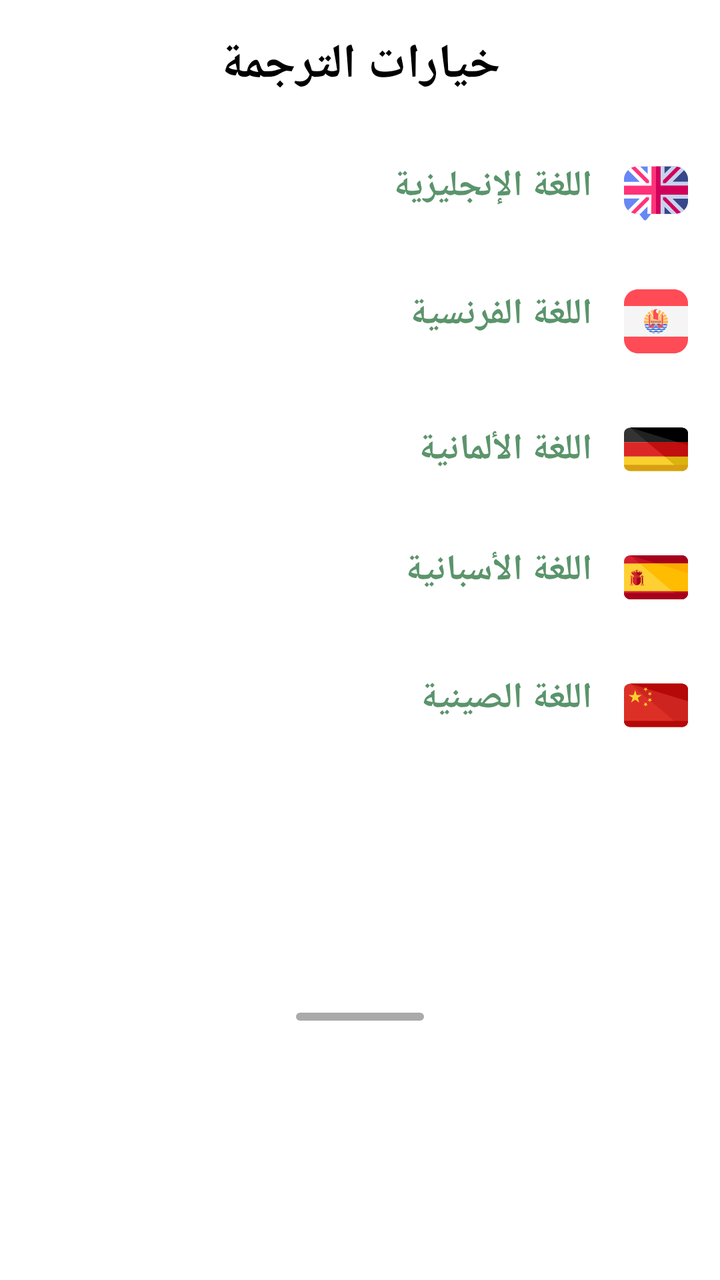
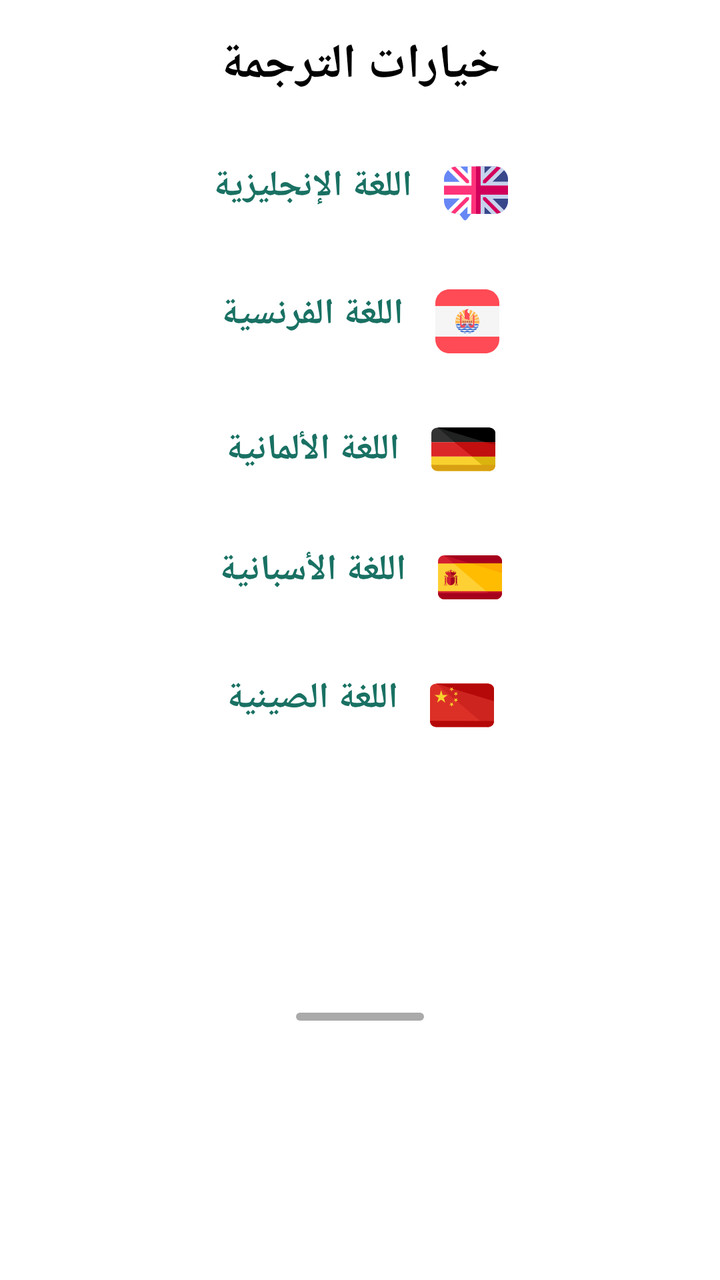

The first picture is an Android layout as it rendered before a commit; the second is the same layout after the commit. The layout source and the unified diff follow.
<!-- AndroidManifest.xml: application theme AppTheme -->
<!-- res/layout/layout_translation_options_bottom_sheet.xml -->
<?xml version="1.0" encoding="utf-8"?>
<androidx.constraintlayout.widget.ConstraintLayout xmlns:android="http://schemas.android.com/apk/res/android"
    xmlns:app="http://schemas.android.com/apk/res-auto"
    android:id="@+id/bottomsheet"
    android:layout_width="match_parent"
    android:layout_height="wrap_content">

    <com.google.android.material.textview.MaterialTextView
        android:id="@+id/title"
        android:layout_width="0dp"
        android:layout_height="wrap_content"
        android:gravity="center"
        android:paddingVertical="@dimen/vertical_margin_16"
        android:text="@string/translation_options"
        android:textColor="@android:color/black"
        android:textSize="@dimen/text_size_32"
        android:textStyle="bold"
        app:layout_constraintEnd_toEndOf="parent"
        app:layout_constraintStart_toStartOf="parent"
        app:layout_constraintTop_toTopOf="parent" />

    <com.google.android.material.textview.MaterialTextView
        android:id="@+id/english"
        android:layout_width="0dp"
        android:layout_height="wrap_content"
        android:background="@drawable/custom_ripple_color"
        android:drawableEnd="@drawable/ic_english_language"
        android:drawablePadding="@dimen/vertical_margin_16"
        android:paddingHorizontal="@dimen/vertical_margin_16"
        android:paddingVertical="@dimen/vertical_margin_16"
        android:text="@string/english"
        android:textColor="@color/colorPrimary"
        android:textSize="@dimen/text_size_18"
        android:textStyle="bold"
        app:layout_constraintEnd_toEndOf="parent"
        app:layout_constraintStart_toStartOf="parent"
        app:layout_constraintTop_toBottomOf="@+id/title" />

    <com.google.android.material.textview.MaterialTextView
        android:id="@+id/french"
        android:layout_width="0dp"
        android:layout_height="wrap_content"
        android:background="@drawable/custom_ripple_color"
        android:drawableEnd="@drawable/ic_french"
        android:drawablePadding="@dimen/vertical_margin_16"
        android:paddingHorizontal="@dimen/vertical_margin_16"
        android:paddingVertical="@dimen/vertical_margin_16"
        android:text="@string/french"
        android:textColor="@color/colorPrimary"
        android:textSize="@dimen/text_size_18"
        android:textStyle="bold"
        app:layout_constraintEnd_toEndOf="parent"
        app:layout_constraintStart_toStartOf="parent"
        app:layout_constraintTop_toBottomOf="@+id/english" />

    <com.google.android.material.textview.MaterialTextView
        android:id="@+id/german"
        android:layout_width="0dp"
        android:layout_height="wrap_content"
        android:background="@drawable/custom_ripple_color"
        android:drawableEnd="@drawable/ic_germany"
        android:drawablePadding="@dimen/vertical_margin_16"
        android:gravity=""
        android:paddingHorizontal="@dimen/vertical_margin_16"
        android:paddingVertical="@dimen/vertical_margin_16"
        android:text="@string/german"
        android:textColor="@color/colorPrimary"
        android:textSize="@dimen/text_size_18"
        android:textStyle="bold"
        app:layout_constraintEnd_toEndOf="parent"
        app:layout_constraintStart_toStartOf="parent"
        app:layout_constraintTop_toBottomOf="@+id/french" />

    <com.google.android.material.textview.MaterialTextView
        android:id="@+id/spanish"
        android:layout_width="0dp"
        android:layout_height="wrap_content"
        android:background="@drawable/custom_ripple_color"
        android:drawableEnd="@drawable/ic_spain"
        android:drawablePadding="@dimen/vertical_margin_16"
        android:paddingHorizontal="@dimen/vertical_margin_16"
        android:paddingVertical="@dimen/vertical_margin_16"
        android:text="@string/spanish"
        android:textColor="@color/colorPrimary"
        android:textSize="@dimen/text_size_18"
        android:textStyle="bold"
        app:layout_constraintEnd_toEndOf="parent"
        app:layout_constraintStart_toStartOf="parent"
        app:layout_constraintTop_toBottomOf="@+id/german" />

    <com.google.android.material.textview.MaterialTextView
        android:id="@+id/chinese"
        android:layout_width="0dp"
        android:layout_height="wrap_content"
        android:background="@drawable/custom_ripple_color"
        android:drawableEnd="@drawable/ic_china"
        android:drawablePadding="@dimen/vertical_margin_16"
        android:paddingHorizontal="@dimen/vertical_margin_16"
        android:paddingVertical="@dimen/vertical_margin_16"
        android:text="@string/chinese"
        android:textColor="@color/colorPrimary"
        android:textSize="@dimen/text_size_18"
        android:textStyle="bold"
        app:layout_constraintEnd_toEndOf="parent"
        app:layout_constraintStart_toStartOf="parent"
        app:layout_constraintTop_toBottomOf="@+id/spanish" />

    <View
        android:id="@+id/view"
        android:layout_width="64dp"
        android:layout_height="@dimen/card_corner_radius_4"
        android:layout_marginBottom="@dimen/card_corner_radius_8"
        android:background="@drawable/sheet_shape"
        app:layout_constraintBottom_toBottomOf="parent"
        app:layout_constraintEnd_toEndOf="parent"
        app:layout_constraintStart_toStartOf="parent"
        app:layout_constraintTop_toBottomOf="@+id/chinese" />
</androidx.constraintlayout.widget.ConstraintLayout>
<!-- resources referenced by this layout -->
<resources>
  <color name="colorPrimary">#5b946b</color>
  <dimen name="card_corner_radius_4">4dp</dimen>
  <dimen name="card_corner_radius_8">8dp</dimen>
  <dimen name="text_size_18">18sp</dimen>
  <dimen name="text_size_32">24sp</dimen>
  <dimen name="vertical_margin_16">16dp</dimen>
  <!-- drawable custom_ripple_color (drawable) -->
  <?xml version="1.0" encoding="utf-8"?>
  <ripple xmlns:android="http://schemas.android.com/apk/res/android"
      android:color="@android:color/darker_gray" >
      <item
          android:id="@android:id/mask"
          android:drawable="@android:color/black" />
  </ripple>
  <!-- drawable ic_germany (drawable) -->
  <vector xmlns:android="http://schemas.android.com/apk/res/android"
      android:width="@dimen/vertical_margin_32"
      android:height="@dimen/vertical_margin_32"
      android:viewportWidth="496"
      android:viewportHeight="496">
    <path
        android:pathData="M0,304v65.6C0,396.8 21.6,416 48,416h400c26.4,0 48,-19.2 48,-46.4V304H0z"
        android:fillColor="#F8D12E"/>
    <path
        android:pathData="M448,80H48C21.6,80 0,99.2 0,126.4V192h496v-65.6C496,99.2 474.4,80 448,80z"
        android:fillColor="#333333"/>
    <path
        android:pathData="M0,192h496v112h-496z"
        android:fillColor="#DB2727"/>
    <path
        android:pathData="M446.4,416c26.4,0 49.6,-19.2 49.6,-46.4V304H315.2L446.4,416z"
        android:fillColor="#DBB30F"/>
    <path
        android:pathData="M448,80H48l132.8,112H496v-65.6C496,99.2 474.4,80 448,80z"
        android:fillColor="#202121"/>
    <path
        android:pathData="M316,304l180,0l0,-112l-316,0z"
        android:fillColor="#C10E0E"/>
    <path
        android:fillColor="#FF000000"
        android:pathData="M448,80H48l370.4,112H496v-65.6C496,99.2 474.4,80 448,80z"/>
    <path
        android:pathData="M496,214.4l0,-22.4l-81.6,0z"
        android:fillColor="#A00808"/>
    <path
        android:pathData="M496,368.8c0,29.6 -21.6,47.2 -48,47.2H48c-26.4,0 -48,-20.8 -48,-48"
        android:fillColor="#D89F12"/>
  </vector>
  <!-- drawable sheet_shape (drawable) -->
  <?xml version="1.0" encoding="utf-8"?>
  <shape xmlns:android="http://schemas.android.com/apk/res/android"
      android:shape="rectangle">
      <solid android:color="@android:color/darker_gray" />
      <corners android:radius="@dimen/vertical_margin_32" />
      <size
          android:width="60dp"
          android:height="4dp" />
  
  
  </shape>
  <string name="chinese">اللغة الصينية</string>
  <string name="english">اللغة الإنجليزية</string>
  <string name="french">اللغة الفرنسية</string>
  <string name="german">اللغة الألمانية</string>
  <string name="spanish">اللغة الأسبانية</string>
  <string name="translation_options">خيارات الترجمة</string>
  <style name="AppTheme" parent="Theme.MaterialComponents.Light.NoActionBar">
          
          <item name="colorPrimary">@color/colorPrimary</item>
          <item name="colorPrimaryDark">@color/colorPrimaryDark</item>
          <item name="colorAccent">@color/colorAccent</item>
      </style>
  <dimen name="vertical_margin_32">32dp</dimen>
  <color name="colorPrimaryDark">#2e6640</color>
  <color name="colorAccent">#fafafa</color>
  <!-- unchanged entries left out for length: 4 -->
</resources>

<!-- the commit's change to res/layout/layout_translation_options_bottom_sheet.xml (unified diff, before → after) -->
@@ -21,7 +21,7 @@
 
     <com.google.android.material.textview.MaterialTextView
         android:id="@+id/english"
-        android:layout_width="0dp"
+        android:layout_width="wrap_content"
         android:layout_height="wrap_content"
         android:background="@drawable/custom_ripple_color"
         android:drawableEnd="@drawable/ic_english_language"
@@ -38,7 +38,7 @@
 
     <com.google.android.material.textview.MaterialTextView
         android:id="@+id/french"
-        android:layout_width="0dp"
+        android:layout_width="wrap_content"
         android:layout_height="wrap_content"
         android:background="@drawable/custom_ripple_color"
         android:drawableEnd="@drawable/ic_french"
@@ -55,7 +55,7 @@
 
     <com.google.android.material.textview.MaterialTextView
         android:id="@+id/german"
-        android:layout_width="0dp"
+        android:layout_width="wrap_content"
         android:layout_height="wrap_content"
         android:background="@drawable/custom_ripple_color"
         android:drawableEnd="@drawable/ic_germany"
@@ -73,7 +73,7 @@
 
     <com.google.android.material.textview.MaterialTextView
         android:id="@+id/spanish"
-        android:layout_width="0dp"
+        android:layout_width="wrap_content"
         android:layout_height="wrap_content"
         android:background="@drawable/custom_ripple_color"
         android:drawableEnd="@drawable/ic_spain"
@@ -90,7 +90,7 @@
 
     <com.google.android.material.textview.MaterialTextView
         android:id="@+id/chinese"
-        android:layout_width="0dp"
+        android:layout_width="wrap_content"
         android:layout_height="wrap_content"
         android:background="@drawable/custom_ripple_color"
         android:drawableEnd="@drawable/ic_china"
<!-- resource entries referenced after the edit -->
@@ -1,6 +1,6 @@
 <!-- resources referenced by this layout -->
 <resources>
-  <color name="colorPrimary">#5b946b</color>
+  <color name="colorPrimary">#197163</color>
   <dimen name="card_corner_radius_4">4dp</dimen>
   <dimen name="card_corner_radius_8">8dp</dimen>
   <dimen name="text_size_18">18sp</dimen>
@@ -73,8 +73,8 @@
           <item name="colorAccent">@color/colorAccent</item>
       </style>
   <dimen name="vertical_margin_32">32dp</dimen>
-  <color name="colorPrimaryDark">#2e6640</color>
-  <color name="colorAccent">#fafafa</color>
+  <color name="colorPrimaryDark">#065446</color>
+  <color name="colorAccent">#fadcac</color>
   <!-- unchanged entries left out for length: 4 -->
 </resources>
 
